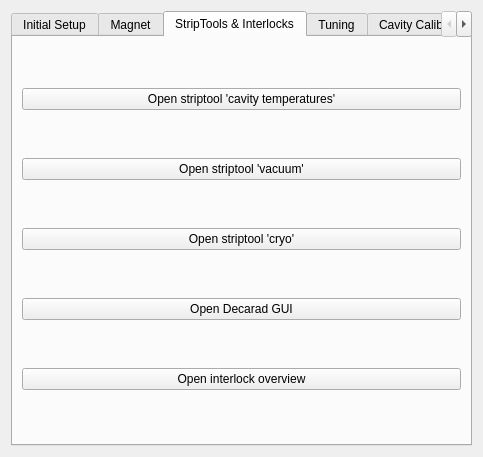
slaclab/rf_commissioning, file GuidedCommissioningScreens.ui: the form before one commit.
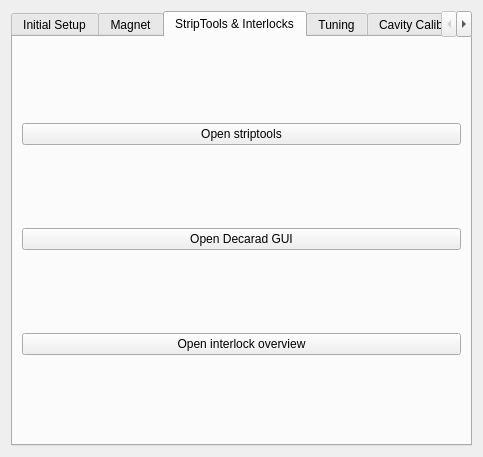
The form after the commit. The open tabs and pages were chosen to show the change. Custom widgets are drawn as their Qt base class.

Commit message: changed macro generation for striptools, deleted extra striptool buttons from ui

```diff
--- a/GuidedCommissioningScreens.ui
+++ b/GuidedCommissioningScreens.ui
@@ -202,27 +202,7 @@
        <string>StripTools &amp;&amp; Interlocks</string>
       </attribute>
       <layout class="QGridLayout" name="gridLayout_7">
-       <item row="4" column="0">
-        <widget class="PyDMEDMDisplayButton" name="button_interlockoverview">
-         <property name="toolTip">
-          <string/>
-         </property>
-         <property name="text">
-          <string>Open interlock overview</string>
-         </property>
-        </widget>
-       </item>
-       <item row="0" column="0">
-        <widget class="PyDMShellCommand" name="button_striptool_cavtemps">
-         <property name="toolTip">
-          <string/>
-         </property>
-         <property name="text">
-          <string>Open striptool 'cavity temperatures'</string>
-         </property>
-        </widget>
-       </item>
-       <item row="3" column="0">
+       <item row="1" column="0">
         <widget class="PyDMRelatedDisplayButton" name="button_decaradgui">
          <property name="toolTip">
           <string/>
@@ -246,23 +226,23 @@
          </property>
         </widget>
        </item>
-       <item row="2" column="0">
-        <widget class="PyDMShellCommand" name="button_striptool_cryo">
+       <item row="0" column="0">
+        <widget class="PyDMShellCommand" name="button_striptools">
          <property name="toolTip">
           <string/>
          </property>
          <property name="text">
-          <string>Open striptool 'cryo'</string>
+          <string>Open striptools</string>
          </property>
         </widget>
        </item>
-       <item row="1" column="0">
-        <widget class="PyDMShellCommand" name="button_striptool_vacuums">
+       <item row="2" column="0">
+        <widget class="PyDMEDMDisplayButton" name="button_interlockoverview">
          <property name="toolTip">
           <string/>
          </property>
          <property name="text">
-          <string>Open striptool 'vacuum'</string>
+          <string>Open interlock overview</string>
          </property>
         </widget>
        </item>
```
Left out of the diff: 2 changed lines with no effect on the pictures. The commit also changes 1 other file.
